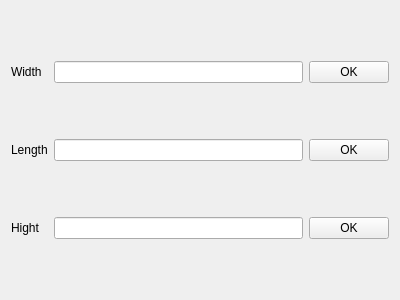
Above: settings.ui from Tulenien/ComputerGraphics before the change. Below: the same form after it.
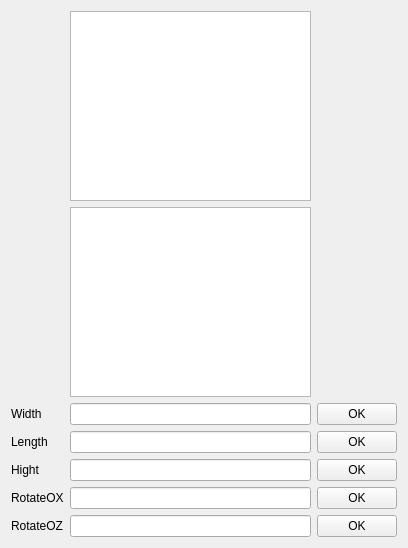
That is the form after the change.

Commit message: Add form to control scene, connect to MainWindow

```diff
--- a/settings.ui
+++ b/settings.ui
@@ -6,65 +6,105 @@
    <rect>
     <x>0</x>
     <y>0</y>
-    <width>400</width>
-    <height>300</height>
+    <width>408</width>
+    <height>548</height>
    </rect>
   </property>
   <property name="windowTitle">
    <string>Form</string>
   </property>
   <layout class="QGridLayout" name="gridLayout">
-   <item row="0" column="1">
-    <widget class="QLineEdit" name="widthField"/>
-   </item>
-   <item row="0" column="2">
-    <widget class="QPushButton" name="setWidth">
+   <item row="5" column="2">
+    <widget class="QPushButton" name="setLength">
      <property name="text">
       <string>OK</string>
      </property>
     </widget>
    </item>
    <item row="3" column="2">
-    <widget class="QPushButton" name="setHight">
+    <widget class="QPushButton" name="setWidth">
      <property name="text">
       <string>OK</string>
      </property>
     </widget>
    </item>
-   <item row="3" column="1">
+   <item row="10" column="1">
+    <widget class="QLineEdit" name="rotateOXField"/>
+   </item>
+   <item row="11" column="2">
+    <widget class="QPushButton" name="rotateOZbutton">
+     <property name="text">
+      <string>OK</string>
+     </property>
+    </widget>
+   </item>
+   <item row="6" column="1">
     <widget class="QLineEdit" name="heightField"/>
    </item>
-   <item row="2" column="1">
-    <widget class="QLineEdit" name="lengthField"/>
+   <item row="1" column="1">
+    <widget class="QTreeView" name="itemsCatalog"/>
    </item>
-   <item row="2" column="2">
-    <widget class="QPushButton" name="setLength">
+   <item row="3" column="1">
+    <widget class="QLineEdit" name="widthField"/>
+   </item>
+   <item row="11" column="0">
+    <widget class="QLabel" name="label_4">
+     <property name="text">
+      <string>RotateOZ</string>
+     </property>
+    </widget>
+   </item>
+   <item row="6" column="2">
+    <widget class="QPushButton" name="setHight">
      <property name="text">
       <string>OK</string>
      </property>
     </widget>
    </item>
-   <item row="0" column="0">
-    <widget class="QLabel" name="label_1">
+   <item row="6" column="0">
+    <widget class="QLabel" name="label_3">
      <property name="text">
-      <string>Width</string>
+      <string>Hight</string>
      </property>
     </widget>
    </item>
-   <item row="2" column="0">
+   <item row="5" column="0">
     <widget class="QLabel" name="label_2">
      <property name="text">
       <string>Length</string>
      </property>
     </widget>
    </item>
+   <item row="10" column="2">
+    <widget class="QPushButton" name="rotateOXbutton">
+     <property name="text">
+      <string>OK</string>
+     </property>
+    </widget>
+   </item>
+   <item row="10" column="0">
+    <widget class="QLabel" name="label">
+     <property name="text">
+      <string>RotateOX</string>
+     </property>
+    </widget>
+   </item>
+   <item row="11" column="1">
+    <widget class="QLineEdit" name="rotateOZField"/>
+   </item>
+   <item row="5" column="1">
+    <widget class="QLineEdit" name="lengthField"/>
+   </item>
    <item row="3" column="0">
-    <widget class="QLabel" name="label_3">
+    <widget class="QLabel" name="label_1">
      <property name="text">
-      <string>Hight</string>
+      <string>Width</string>
      </property>
     </widget>
    </item>
+   <item row="2" column="1">
+    <widget class="QListView" name="itemsList"/>
+   </item>
   </layout>
  </widget>
  <resources/>
```
The commit also changes 4 other files.
